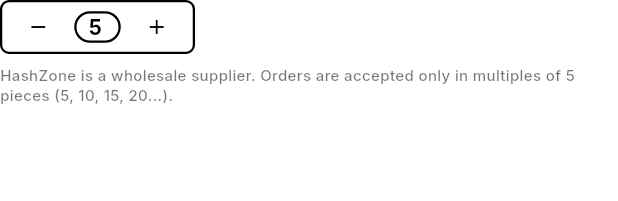
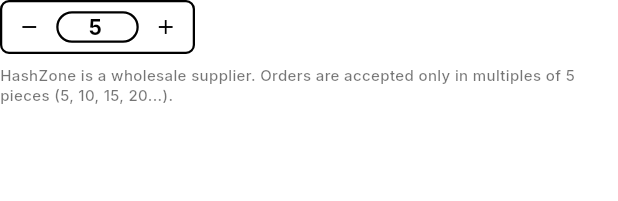
Before and after one commit to Golu203/Hash-Zone, a Flutter app: the HZQuantityStepper widget shown alone on an empty page, opened directly, on a phone screen of 412 x 824 dp. Shown: the top 201 px of the screen. Run offline on Flutter 3.47's test engine with Material 3 defaults, Android fonts, the phone set to English and light mode, and no system bars; our stand-ins replace cloud_firestore, file_picker, firebase_auth, firebase_core, firebase_storage, flutter_animate and 7 more; missing offline and left inert: dart:html, dart:ui_web; accounts and stored records are empty; network calls fail.

Commit message:
fix: adjust mobile cart quantity stepper button constraints to prevent text clipping

```diff
--- a/lib/widgets/quantity_stepper.dart
+++ b/lib/widgets/quantity_stepper.dart
@@ -187,11 +187,24 @@
               mainAxisAlignment: MainAxisAlignment.spaceBetween,
               children: [
                 // Minus Button
-                IconButton(
-                  padding: EdgeInsets.zero,
-                  constraints: const BoxConstraints(),
-                  icon: const Icon(Icons.remove, size: 16, color: Colors.black),
-                  onPressed: _currentVal > 0 ? _decrement : null,
+                Material(
+                  color: Colors.transparent,
+                  child: InkWell(
+                    onTap: _currentVal > 0 ? _decrement : null,
+                    borderRadius: const BorderRadius.only(
+                      topLeft: Radius.circular(5),
+                      bottomLeft: Radius.circular(5),
+                    ),
+                    child: SizedBox(
+                      width: widget.isSmall ? 28 : 36,
+                      height: double.infinity,
+                      child: Icon(
+                        Icons.remove,
+                        size: widget.isSmall ? 14 : 16,
+                        color: _currentVal > 0 ? Colors.black : Colors.black26,
+                      ),
+                    ),
+                  ),
                 ),
                 // Editable Text Field
                 Expanded(
@@ -237,11 +250,24 @@
                   ),
                 ),
                 // Plus Button
-                IconButton(
-                  padding: EdgeInsets.zero,
-                  constraints: const BoxConstraints(),
-                  icon: const Icon(Icons.add, size: 16, color: Colors.black),
-                  onPressed: _increment,
+                Material(
+                  color: Colors.transparent,
+                  child: InkWell(
+                    onTap: _increment,
+                    borderRadius: const BorderRadius.only(
+                      topRight: Radius.circular(5),
+                      bottomRight: Radius.circular(5),
+                    ),
+                    child: SizedBox(
+                      width: widget.isSmall ? 28 : 36,
+                      height: double.infinity,
+                      child: Icon(
+                        Icons.add,
+                        size: widget.isSmall ? 14 : 16,
+                        color: Colors.black,
+                      ),
+                    ),
+                  ),
                 ),
               ],
             ),
```
